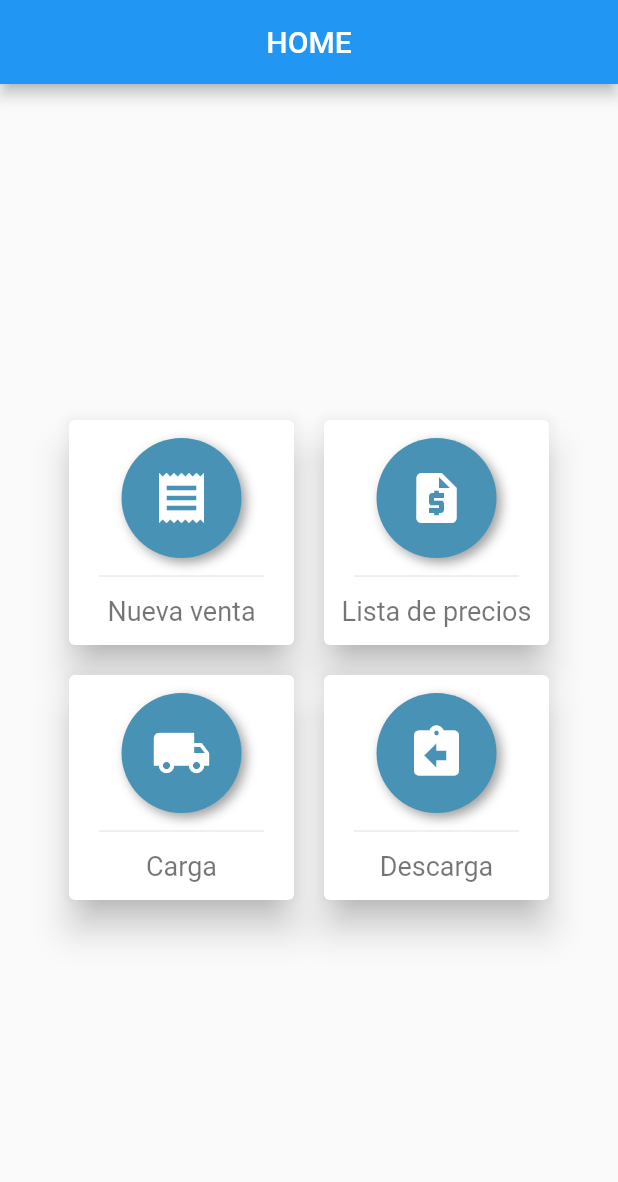
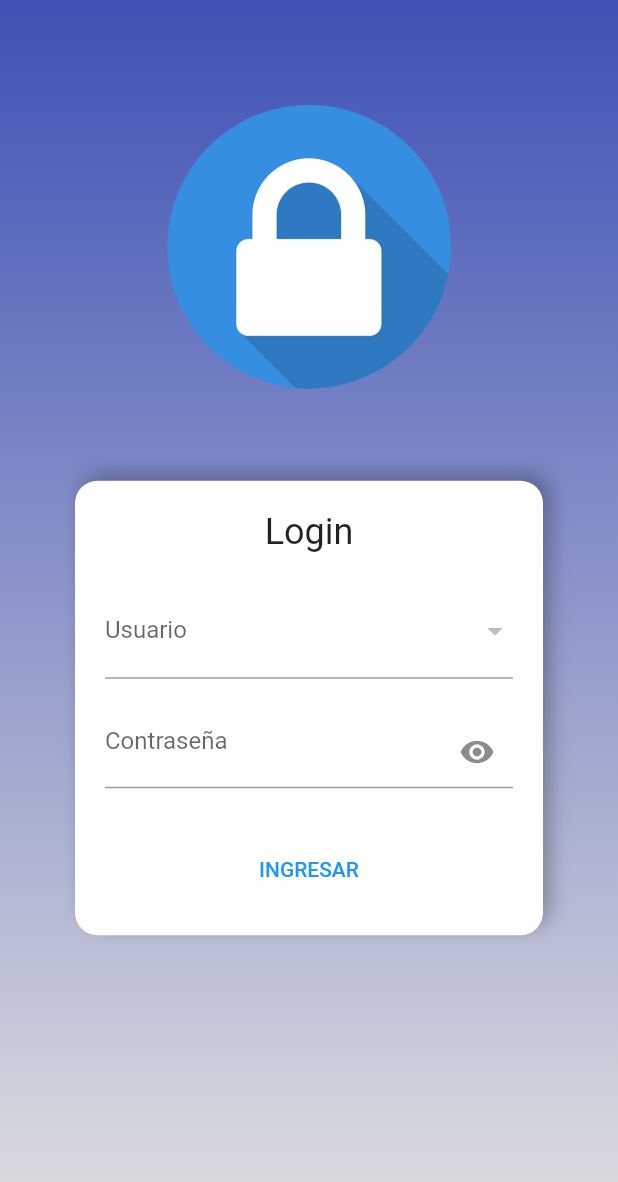
Before and after one commit to srosales1986/felinesas-app, a Flutter app: the screen it shows after launch, on a phone screen of 412 x 824 dp. Shown: the top 1182 px of the screen. Run offline on Flutter 3.47's test engine with Material 2 defaults, Android fonts, the phone set to English and light mode, and no system bars; our stand-ins replace animate_do, cloud_firestore, firebase_auth, firebase_core; accounts and stored records are empty.

Commit message:
Se agregó login. Falta terminarlo

```diff
--- a/lib/main.dart
+++ b/lib/main.dart
@@ -2,6 +2,7 @@ import 'package:chicken_sales_control/src/pages/home_main_page.dart';
 import 'package:chicken_sales_control/src/services/CustomersProvider.dart';
 import 'package:chicken_sales_control/src/services/ProductsProvider.dart';
 import 'package:chicken_sales_control/src/services/SaleProvider.dart';
+import 'package:chicken_sales_control/src/services/UserProvider.dart';
 import 'package:firebase_core/firebase_core.dart';
 import 'package:flutter/material.dart';
 import 'package:provider/provider.dart';
@@ -17,6 +18,9 @@ void main() {
       ),
       ChangeNotifierProvider(
         create: (_) => SaleProvider(),
+      ),
+      ChangeNotifierProvider(
+        create: (_) => UserProvider(),
       ),
     ],
     child: MyApp(),
@@ -50,9 +54,11 @@ class _MyAppState extends State<MyApp> {
 
           // Otherwise, show something whilst waiting for initialization to complete
           return Container(
-            color: Colors.white,
+            color: Color.fromARGB(255, 78, 131, 180),
             child: Center(
-              child: CircularProgressIndicator(),
+              child: Image(
+                image: AssetImage('assets/images/init_chicken.gif'),
+              ),
             ),
           );
         });
--- /dev/null
+++ b/lib/src/custom_widgets/auth_background.dart
@@ -0,0 +1,51 @@
+import 'package:flutter/material.dart';
+
+class AuthBackground extends StatelessWidget {
+  final Widget child;
+
+  const AuthBackground({Key? key, required this.child}) : super(key: key);
+
+  @override
+  Widget build(BuildContext context) {
+    final size = MediaQuery.of(context).size;
+
+    return Container(
+      // color: Colors.red,
+      width: double.infinity,
+      height: double.infinity,
+      decoration: _backgroundDecoration(),
+      child: Stack(
+        children: [
+          _secureLogo(size),
+          Center(child: child),
+        ],
+      ),
+    );
+  }
+
+  BoxDecoration _backgroundDecoration() {
+    return BoxDecoration(
+        gradient: LinearGradient(
+      colors: [
+        Colors.indigo,
+        Colors.grey.shade300,
+      ],
+      begin: Alignment.topCenter,
+      end: Alignment.bottomCenter,
+      tileMode: TileMode.repeated,
+    ));
+  }
+
+  Container _secureLogo(Size size) {
+    return Container(
+      padding: EdgeInsets.symmetric(horizontal: 70, vertical: 70),
+      width: double.maxFinite,
+      height: size.height * 0.4,
+      // color: Colors.red,
+      child: Image(
+        image: AssetImage('assets/images/secure.png'),
+        fit: BoxFit.contain,
+      ),
+    );
+  }
+}
--- /dev/null
+++ b/lib/src/custom_widgets/card_container.dart
@@ -0,0 +1,38 @@
+import 'package:flutter/material.dart';
+import 'package:animate_do/animate_do.dart';
+
+class CardContainer extends StatelessWidget {
+  final Widget child;
+
+  const CardContainer({
+    Key? key,
+    required this.child,
+  }) : super(key: key);
+
+  @override
+  Widget build(BuildContext context) {
+    return Padding(
+      padding: EdgeInsets.symmetric(horizontal: 50),
+      child: ElasticIn(
+        child: Container(
+          padding: EdgeInsets.all(20),
+          width: double.infinity,
+          // height: 3,
+          decoration: _containerDecoration(),
+          child: Center(child: this.child),
+        ),
+      ),
+    );
+  }
+
+  BoxDecoration _containerDecoration() => BoxDecoration(
+          color: Colors.white,
+          borderRadius: BorderRadius.circular(15),
+          boxShadow: [
+            BoxShadow(
+              blurRadius: 10,
+              color: Colors.black26,
+              offset: Offset(5, -5),
+            ),
+          ]);
+}
--- /dev/null
+++ b/lib/src/custom_widgets/custom_widgets.dart
@@ -0,0 +1,3 @@
+export 'package:chicken_sales_control/src/custom_widgets/MainButtonWidget.dart';
+export 'package:chicken_sales_control/src/custom_widgets/auth_background.dart';
+export 'package:chicken_sales_control/src/custom_widgets/card_container.dart';
--- /dev/null
+++ b/lib/src/models/User_model.dart
@@ -0,0 +1,38 @@
+class UserModel {
+  String? id;
+  String userName;
+  String? password;
+  String email;
+  String? status;
+  String? rol;
+
+  UserModel({
+    required this.email,
+    this.id,
+    required this.userName,
+    this.password,
+    this.status,
+    this.rol,
+  });
+
+  factory UserModel.fromJson(String id, Map<String, dynamic> json) {
+    return UserModel(
+      id: id,
+      userName: json['user_name'],
+      email: json['email'],
+      status: json['status'],
+      rol: json['rol'],
+    );
+  }
+
+  toJson(UserModel user) {
+    return {
+      'id': user.id,
+      'userName': user.userName,
+      'password': user.password,
+      'email': user.email,
+      'status': user.status,
+      'rol': user.rol,
+    };
+  }
+}
--- a/lib/src/pages/home_main_page.dart
+++ b/lib/src/pages/home_main_page.dart
@@ -34,7 +34,9 @@ class HomeMainPage extends StatelessWidget {
         }
         if (!snapshot.hasData) {
           Center(
-            child: CircularProgressIndicator(),
+            child: Image(
+              image: AssetImage('assets/images/init_chicken.gif'),
+            ),
           );
         }
         if (snapshot.hasData && productsProvider.productList.isEmpty) {
@@ -52,9 +54,11 @@ class HomeMainPage extends StatelessWidget {
         }
 
         return Container(
-          color: Colors.white,
+          color: Color.fromARGB(255, 78, 131, 180),
           child: Center(
-            child: CircularProgressIndicator(),
+            child: Image(
+              image: AssetImage('assets/images/init_chicken.gif'),
+            ),
           ),
         );
       },
@@ -75,7 +79,9 @@ class HomeMainPage extends StatelessWidget {
           }
           if (!snapshot.hasData) {
             Center(
-              child: CircularProgressIndicator(),
+              child: Image(
+                image: AssetImage('assets/images/init_chicken.gif'),
+              ),
             );
           }
           if (snapshot.hasData && customerProvider.customerList.isEmpty) {
@@ -87,9 +93,11 @@ class HomeMainPage extends StatelessWidget {
             return Home();
           }
           return Container(
-            color: Colors.white,
+            color: Color.fromARGB(255, 78, 131, 180),
             child: Center(
-              child: CircularProgressIndicator(),
+              child: Image(
+                image: AssetImage('assets/images/init_chicken.gif'),
+              ),
             ),
           );
         });
@@ -119,7 +127,8 @@ class Home extends StatelessWidget {
         primarySwatch: Colors.blue,
       ),
       routes: getApplicationRoutes(),
-      initialRoute: 'delivery_boy_home_page',
+      // initialRoute: 'delivery_boy_home_page',
+      initialRoute: 'login_page',
     );
   }
 }
--- /dev/null
+++ b/lib/src/pages/login_page.dart
@@ -0,0 +1,229 @@
+import 'package:chicken_sales_control/src/custom_widgets/custom_widgets.dart';
+import 'package:chicken_sales_control/src/models/User_model.dart';
+import 'package:chicken_sales_control/src/services/UserProvider.dart';
+import 'package:chicken_sales_control/src/services/authService.dart';
+import 'package:cloud_firestore/cloud_firestore.dart';
+import 'package:flutter/material.dart';
+import 'package:provider/provider.dart';
+
+class LoginPage2 extends StatelessWidget {
+  @override
+  Widget build(BuildContext context) {
+    var _db = FirebaseFirestore.instance;
+
+    Future<QuerySnapshot<Map<String, dynamic>>> getAllUsers =
+        _db.collection('user').get();
+
+    var userProvider = Provider.of<UserProvider>(context, listen: false);
+
+    return FutureBuilder<QuerySnapshot<Map<String, dynamic>>>(
+        future: getAllUsers,
+        builder: (context, snapshot) {
+          if (snapshot.hasError) {
+            Center(child: Text('Error'));
+          }
+          if (!snapshot.hasData) {
+            return Center(
+              child: CircularProgressIndicator.adaptive(),
+            );
+          }
+          if (snapshot.hasData && userProvider.userList.isEmpty) {
+            userProvider.fillUserList(snapshot.data!.docs
+                .map((e) => UserModel.fromJson(e.id, e.data()))
+                .toList());
+
+            return _LoginScreen();
+          }
+          return Center(
+            child: CircularProgressIndicator.adaptive(),
+          );
+        });
+  }
+}
+
+class _LoginScreen extends StatelessWidget {
+  const _LoginScreen({
+    Key? key,
+  }) : super(key: key);
+
+  @override
+  Widget build(BuildContext context) {
+    return Scaffold(
+      body: AuthBackground(
+        child: SingleChildScrollView(
+          child: Column(
+            children: [
+              SizedBox(
+                height: 120,
+              ),
+              CardContainer(
+                child: Column(
+                  children: [
+                    Text(
+                      'Login',
+                      style: Theme.of(context).textTheme.headline5,
+                    ),
+                    SizedBox(
+                      height: 20,
+                    ),
+                    _LoginFrom(),
+                  ],
+                ),
+              ),
+            ],
+          ),
+        ),
+      ),
+    );
+  }
+}
+
+class _LoginFrom extends StatelessWidget {
+  const _LoginFrom({Key? key}) : super(key: key);
+
+  @override
+  Widget build(BuildContext context) {
+    final authService = AuthService();
+    var userPovider = Provider.of<UserProvider>(context, listen: false);
+    return Container(
+      child: Form(
+        child: Column(
+          children: [
+            _UserDropDownButtonFormField(),
+            SizedBox(
+              height: 10,
+            ),
+            _PassTextFormField(),
+            SizedBox(
+              height: 30,
+            ),
+            TextButton(
+                onPressed: () {
+                  userPovider.setIsLoading(true);
+                  authService
+                      .login(
+                    userPovider.currentUser.email,
+                    userPovider.currentUser.password.toString(),
+                  )
+                      .then((value) {
+                    if (value == 'Logged In') {
+                      FocusScope.of(context).unfocus();
+                      Navigator.pushReplacementNamed(
+                          context, 'delivery_boy_home_page');
+                    } else {
+                      final snackBar = SnackBar(
+                        content: const Text('¡Contraseña incorrecta!'),
+                        action: SnackBarAction(
+                          label: '',
+                          onPressed: () {
+                            // Some code to undo the change.
+                          },
+                        ),
+                      );
+
+                      // Find the ScaffoldMessenger in the widget tree
+                      // and use it to show a SnackBar.
+                      ScaffoldMessenger.of(context).showSnackBar(snackBar);
+                      print('No Logged');
+                    }
+                  });
+                },
+                child: userPovider.isLoading
+                    ? Text('ESPERE...')
+                    : Text('INGRESAR')),
+          ],
+        ),
+      ),
+    );
+  }
+}
+
+class _UserDropDownButtonFormField extends StatefulWidget {
+  const _UserDropDownButtonFormField({
+    Key? key,
+  }) : super(key: key);
+
+  @override
+  _UserDropDownButtonFormFieldState createState() =>
+      _UserDropDownButtonFormFieldState();
+}
+
+class _UserDropDownButtonFormFieldState
+    extends State<_UserDropDownButtonFormField> {
+  String? dropdownValue;
+  @override
+  Widget build(BuildContext context) {
+    var userPovider = Provider.of<UserProvider>(context, listen: false);
+
+    return DropdownButtonFormField(
+      decoration: InputDecoration(
+        labelText: 'Usuario',
+      ),
+      value: dropdownValue,
+      onChanged: (String? newValue) {
+        setState(() {
+          dropdownValue = newValue!;
+          userPovider.currentUser.email = dropdownValue.toString();
+        });
+      },
+      items:
+          userPovider.userList.map<DropdownMenuItem<String>>((UserModel user) {
+        if (user.email == userPovider.currentUser.email) {
+          userPovider.currentUser.userName = user.userName;
+        }
+        return DropdownMenuItem<String>(
+          value: user.email,
+          child: Text(user.userName),
+        );
+      }).toList(),
+    );
+  }
+}
+
+class _PassTextFormField extends StatefulWidget {
+  _PassTextFormField({Key? key}) : super(key: key);
+
+  @override
+  __PassTextFormFieldState createState() => __PassTextFormFieldState();
+}
+
+class __PassTextFormFieldState extends State<_PassTextFormField> {
+  bool _obscureText = true;
+  @override
+  Widget build(BuildContext context) {
+    // TextEditingController userPasswordController = TextEditingController();
+    var userPovider = Provider.of<UserProvider>(context, listen: false);
+
+    return TextFormField(
+      onChanged: (String? value) {
+        userPovider.currentUser.password = value.toString().trim();
+      },
+      initialValue: userPovider.currentUser.password ?? null,
+      // controller: userPasswordController,
+      obscureText: _obscureText,
+      autovalidateMode: AutovalidateMode.onUserInteraction,
+      validator: (value) {
+        if (value!.length < 6) {
+          return 'Ingrese al menos 6 caracteres';
+        } else {
+          return null;
+        }
+      },
+      autocorrect: false,
+      decoration: InputDecoration(
+        hintText: '******',
+        labelText: 'Contraseña',
+        suffixIcon: Padding(
+          padding: EdgeInsets.only(top: 15),
+          child: IconButton(
+              onPressed: () {
+                setState(() {
+                  _obscureText = !_obscureText;
+                });
+              },
+              icon: Icon(Icons.remove_red_eye)),
+        ),
+      ),
+    );
+  }
+}
--- a/lib/src/pages/price_list_page.dart
+++ b/lib/src/pages/price_list_page.dart
@@ -25,6 +25,7 @@ class PriceListPage extends StatelessWidget {
         child: Scrollbar(
           thickness: 8,
           child: ListView(
+              physics: BouncingScrollPhysics(),
               children:
                   ProductService.getPriceList(productsProvider.productList)),
         ),
--- a/lib/src/routes/routes.dart
+++ b/lib/src/routes/routes.dart
@@ -1,6 +1,8 @@
 import 'package:chicken_sales_control/src/pages/load_page.dart';
 import 'package:chicken_sales_control/src/pages/add_products_page.dart';
 import 'package:chicken_sales_control/src/pages/delivery_boy_home_page.dart';
+// import 'package:chicken_sales_control/src/pages/login_page.dart';
+import 'package:chicken_sales_control/src/pages/login_page.dart';
 import 'package:chicken_sales_control/src/pages/price_list_page.dart';
 import 'package:chicken_sales_control/src/pages/sale_detail_page.dart';
 import 'package:chicken_sales_control/src/pages/sales_page.dart';
@@ -9,6 +11,7 @@ import 'package:flutter/cupertino.dart';
 
 Map<String, WidgetBuilder> getApplicationRoutes() {
   return <String, WidgetBuilder>{
+    'login_page': (BuildContext context) => LoginPage2(),
     'sales_page': (BuildContext context) => SalesPage(),
     'delivery_boy_home_page': (BuildContext context) => DeliveryBoyHomePage(),
     'add_products_page': (BuildContext context) => AddProductsPage(),
--- a/lib/src/services/SaleProvider.dart
+++ b/lib/src/services/SaleProvider.dart
@@ -11,6 +11,11 @@ class SaleProvider extends ChangeNotifier {
   SaleProvider() {
     this.saleProductList = [];
     this.startDateTime = DateTime.now();
+  }
+
+  void clear() {
+    this.saleProductList.clear();
+    notifyListeners();
   }
 
   void addAmount(Customer actualCustomer, Product product) {
--- /dev/null
+++ b/lib/src/services/UserProvider.dart
@@ -0,0 +1,31 @@
+import 'package:chicken_sales_control/src/models/User_model.dart';
+import 'package:flutter/material.dart';
+
+class UserProvider extends ChangeNotifier {
+  List<UserModel> _userList = [];
+  UserModel _currentUser = UserModel(email: '', userName: '', password: '');
+  bool _isLoading = false;
+
+  bool get isLoading => _isLoading;
+  void setIsLoading(bool value) => _isLoading = value;
+
+  void fillUserList(List<UserModel> users) {
+    this.userList.addAll(users);
+  }
+
+  List<UserModel> get userList => this._userList;
+
+  UserModel get currentUser => this._currentUser;
+
+  void updateCurrentUserEmail(String email) {
+    this._currentUser.email = email;
+  }
+
+  void updateCurrentUserUserName(String userName) {
+    this._currentUser.userName = userName;
+  }
+
+  void updateCurrentUserPass(String pass) {
+    this._currentUser.password = pass;
+  }
+}
--- /dev/null
+++ b/lib/src/services/authService.dart
@@ -0,0 +1,16 @@
+import 'package:firebase_auth/firebase_auth.dart';
+
+class AuthService {
+  final FirebaseAuth _auth = FirebaseAuth.instance;
+
+  Stream<User?> get authStateChanges => _auth.idTokenChanges();
+
+  Future<String> login(String email, String pass) async {
+    try {
+      await _auth.signInWithEmailAndPassword(email: email, password: pass);
+      return 'Logged In';
+    } catch (e) {
+      return 'Error: ${e.toString()}';
+    }
+  }
+}
--- a/pubspec.yaml
+++ b/pubspec.yaml
@@ -30,6 +30,7 @@ dependencies:
   cupertino_icons: ^1.0.2
   http: ^0.13.3
   firebase_core: "^1.4.0"
+  firebase_auth: ^3.1.0
   cloud_firestore: "^2.4.0"
   #firebase_auth: ^1.0.0
   google_fonts: ^2.0.0
@@ -61,8 +62,8 @@ flutter:
   uses-material-design: true
 
   # To add assets to your application, add an assets section, like this:
-  # assets:
-  #   - images/a_dot_burr.jpeg
+  assets:
+    - assets/images/
   #   - images/a_dot_ham.jpeg
 
   # An image asset can refer to one or more resolution-specific "variants", see
```
Also changed, not shown: lib/src/pages/add_products_page.dart (+57 -9 lines), lib/src/pages/delivery_boy_home_page.dart (+40 -5 lines), lib/src/services/ProductService.dart (+3 -6 lines), assets/images/init_chicken.gif (added), assets/images/secure.png (added), pubspec.lock, 3 other files.
